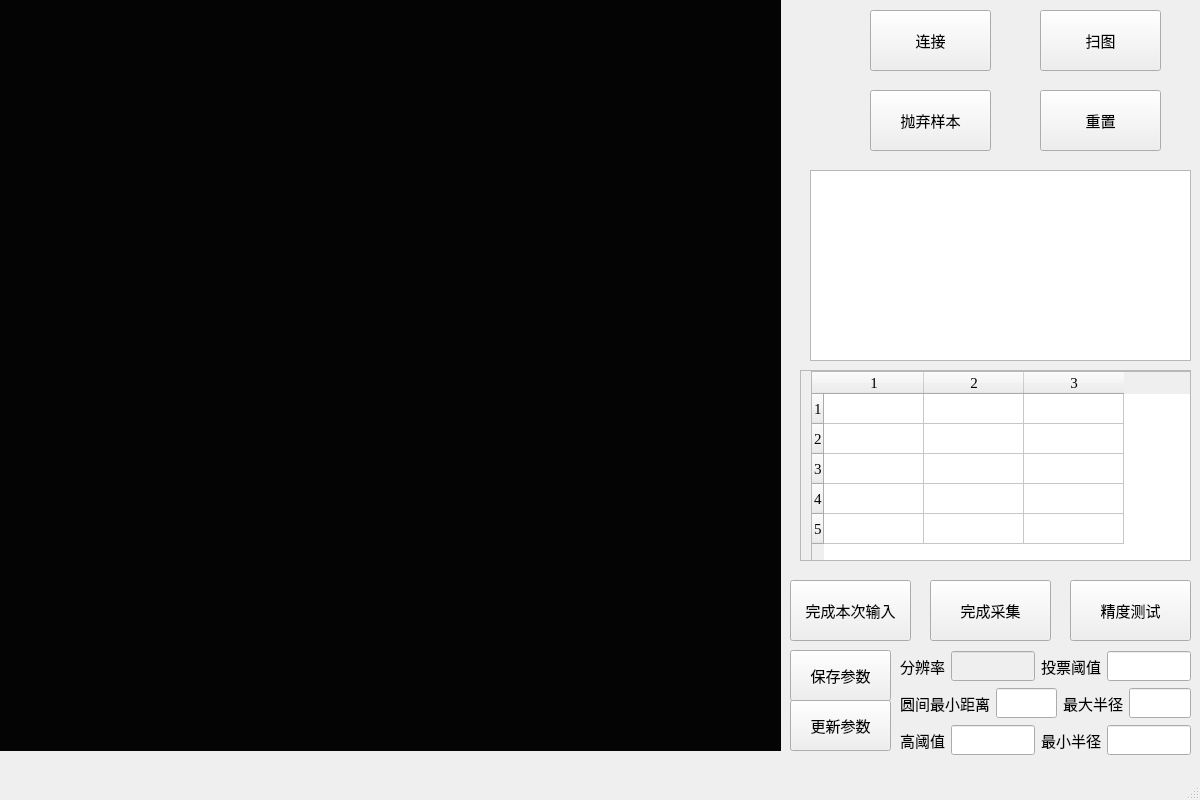
This is handeye.ui in Yamabukiss/handeye_calibration as Qt 5 draws it before an edit. The edited form follows.
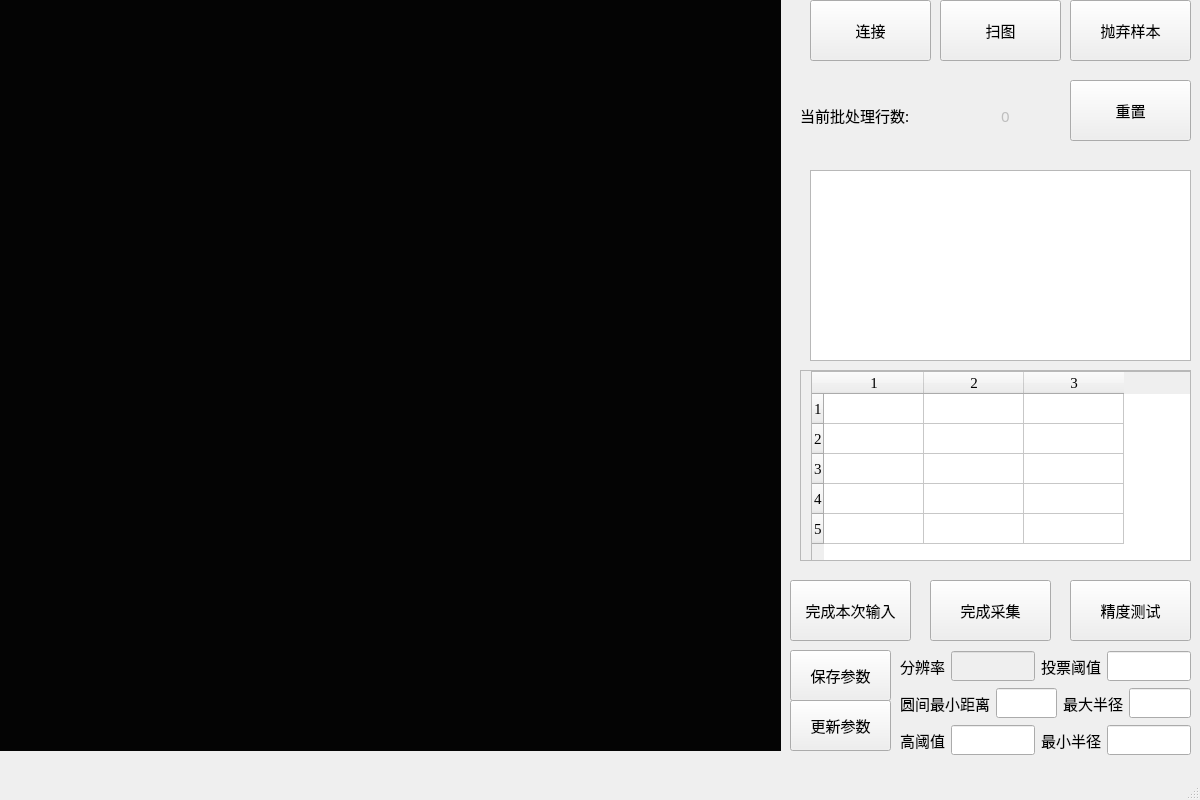
This is the edited form.

Commit message: Added displaying current batch number function

```diff
--- a/handeye.ui
+++ b/handeye.ui
@@ -45,8 +45,8 @@
    <widget class="QPushButton" name="scan_button">
     <property name="geometry">
      <rect>
-      <x>1040</x>
-      <y>10</y>
+      <x>940</x>
+      <y>0</y>
       <width>121</width>
       <height>61</height>
      </rect>
@@ -76,8 +76,8 @@
    <widget class="QPushButton" name="connect_button">
     <property name="geometry">
      <rect>
-      <x>870</x>
-      <y>10</y>
+      <x>810</x>
+      <y>0</y>
       <width>121</width>
       <height>61</height>
      </rect>
@@ -455,8 +455,8 @@
    <widget class="QPushButton" name="drop_button">
     <property name="geometry">
      <rect>
-      <x>870</x>
-      <y>90</y>
+      <x>1070</x>
+      <y>0</y>
       <width>121</width>
       <height>61</height>
      </rect>
@@ -486,8 +486,8 @@
    <widget class="QPushButton" name="reset_button">
     <property name="geometry">
      <rect>
-      <x>1040</x>
-      <y>90</y>
+      <x>1070</x>
+      <y>80</y>
       <width>121</width>
       <height>61</height>
      </rect>
@@ -514,6 +514,41 @@
      <string>重置</string>
     </property>
    </widget>
+   <widget class="QLabel" name="batch_label">
+    <property name="enabled">
+     <bool>false</bool>
+    </property>
+    <property name="geometry">
+     <rect>
+      <x>960</x>
+      <y>90</y>
+      <width>91</width>
+      <height>51</height>
+     </rect>
+    </property>
+    <property name="text">
+     <string>0</string>
+    </property>
+    <property name="alignment">
+     <set>Qt::AlignCenter</set>
+    </property>
+   </widget>
+   <widget class="QLabel" name="batch_label_title">
+    <property name="geometry">
+     <rect>
+      <x>800</x>
+      <y>90</y>
+      <width>141</width>
+      <height>51</height>
+     </rect>
+    </property>
+    <property name="text">
+     <string>当前批处理行数:</string>
+    </property>
+    <property name="alignment">
+     <set>Qt::AlignLeading|Qt::AlignLeft|Qt::AlignVCenter</set>
+    </property>
+   </widget>
   </widget>
   <widget class="QMenuBar" name="menubar">
    <property name="geometry">
```
The commit also changes 7 other files.
